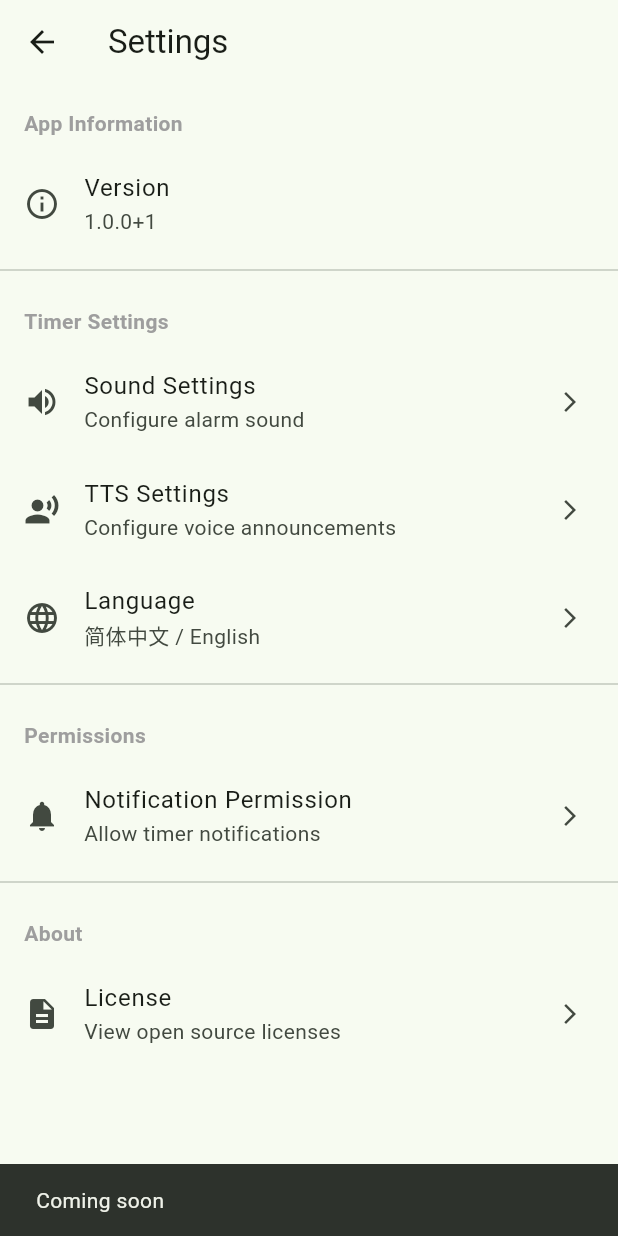
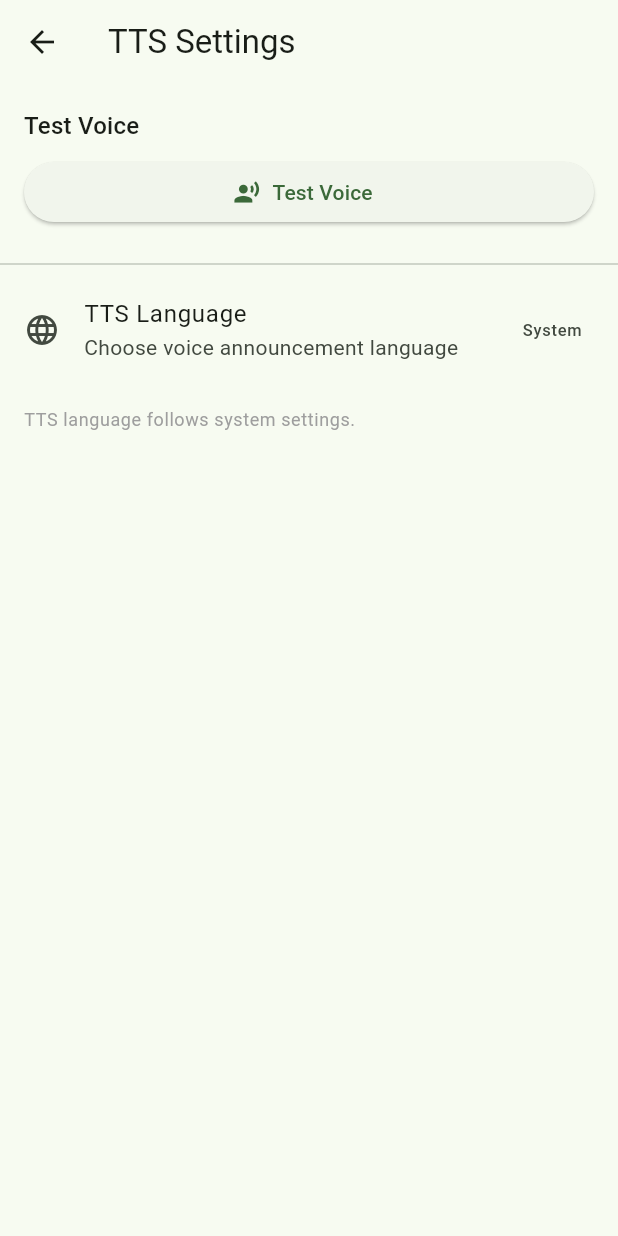
Before and after one commit to calcitem/GridTimer, a Flutter app: the SettingsPage screen opened directly, after a tap on "TTS Settings", on a phone screen of 412 x 824 dp. Run offline on Flutter 3.47's test engine with Material 3 defaults, Android fonts, the phone set to English and light mode, and no system bars; our stand-ins replace audioplayers, flutter_local_notifications, flutter_riverpod, flutter_tts, freezed_annotation, hive_ce and 3 more; missing offline and left inert: app_settings; accounts and stored records are empty; generated files the repository leaves out were written again.

Commit message:
feat(settings): add app settings management and localization support
Implemented an app settings provider using StateNotifier to manage user preferences such as flash animation, vibration, and TTS settings. Enhanced the settings page with localized strings for new features, allowing users to toggle settings and navigate to sound and TTS configuration pages. Updated localization files for English and Chinese to include new settings descriptions.

```diff
--- a/lib/app/providers.dart
+++ b/lib/app/providers.dart
@@ -1,4 +1,5 @@
 import 'package:flutter_riverpod/flutter_riverpod.dart';
+import '../core/domain/entities/app_settings.dart';
 import '../core/domain/services/i_clock.dart';
 import '../core/domain/services/i_timer_service.dart';
 import '../core/domain/services/i_notification_service.dart';
@@ -61,3 +62,65 @@ final gridStateProvider = StreamProvider((ref) {
   final service = ref.watch(timerServiceProvider);
   return service.watchGridState();
 });
+
+/// App settings provider.
+final appSettingsProvider = StateNotifierProvider<AppSettingsNotifier, AsyncValue<AppSettings>>((ref) {
+  return AppSettingsNotifier(storage: ref.watch(storageProvider));
+});
+
+/// Notifier for managing app settings state.
+class AppSettingsNotifier extends StateNotifier<AsyncValue<AppSettings>> {
+  final StorageRepository storage;
+  static const String _defaultModeId = 'default';
+
+  AppSettingsNotifier({required this.storage}) : super(const AsyncValue.loading()) {
+    // Delay loading to ensure storage is initialized by timer service
+    Future.microtask(_loadSettings);
+  }
+
+  /// Load settings from storage.
+  Future<void> _loadSettings() async {
+    try {
+      final settings = await storage.getSettings();
+      state = AsyncValue.data(
+        settings ?? const AppSettings(activeModeId: _defaultModeId),
+      );
+    } catch (e, st) {
+      state = AsyncValue.error(e, st);
+    }
+  }
+
+  /// Update settings and save to storage.
+  Future<void> updateSettings(AppSettings Function(AppSettings) updater) async {
+    final current = state.value;
+    if (current == null) return;
+
+    try {
+      final updated = updater(current);
+      state = AsyncValue.data(updated);
+      await storage.saveSettings(updated);
+    } catch (e, st) {
+      state = AsyncValue.error(e, st);
+    }
+  }
+
+  /// Toggle flash animation.
+  Future<void> toggleFlash(bool enabled) async {
+    await updateSettings((s) => s.copyWith(flashEnabled: enabled));
+  }
+
+  /// Toggle global TTS.
+  Future<void> toggleTts(bool enabled) async {
+    await updateSettings((s) => s.copyWith(ttsGlobalEnabled: enabled));
+  }
+
+  /// Toggle keep screen on.
+  Future<void> toggleKeepScreenOn(bool enabled) async {
+    await updateSettings((s) => s.copyWith(keepScreenOnWhileRunning: enabled));
+  }
+
+  /// Toggle vibration.
+  Future<void> toggleVibration(bool enabled) async {
+    await updateSettings((s) => s.copyWith(vibrationEnabled: enabled));
+  }
+}
--- a/lib/l10n/app_en.arb
+++ b/lib/l10n/app_en.arb
@@ -262,5 +262,85 @@
   "confirmStart": "Other timers are running. Continue to start this timer?",
   "@confirmStart": {
     "description": "Confirmation message when starting timer with others running"
+  },
+
+  "flashAnimation": "Flash Animation",
+  "@flashAnimation": {
+    "description": "Flash animation setting"
+  },
+
+  "flashAnimationDesc": "Red flash when timer rings",
+  "@flashAnimationDesc": {
+    "description": "Description for flash animation"
+  },
+
+  "vibration": "Vibration",
+  "@vibration": {
+    "description": "Vibration setting"
+  },
+
+  "vibrationDesc": "Vibrate when timer rings",
+  "@vibrationDesc": {
+    "description": "Description for vibration"
+  },
+
+  "keepScreenOn": "Keep Screen On",
+  "@keepScreenOn": {
+    "description": "Keep screen on setting"
+  },
+
+  "keepScreenOnDesc": "Prevent screen from sleeping while timer runs",
+  "@keepScreenOnDesc": {
+    "description": "Description for keep screen on"
+  },
+
+  "ttsEnabled": "Voice Announcements",
+  "@ttsEnabled": {
+    "description": "TTS enabled setting"
+  },
+
+  "ttsEnabledDesc": "Announce timer completion with voice",
+  "@ttsEnabledDesc": {
+    "description": "Description for TTS enabled"
+  },
+
+  "alarmSound": "Alarm Sound",
+  "@alarmSound": {
+    "description": "Alarm sound setting"
+  },
+
+  "alarmSoundDesc": "Choose sound for timer alerts",
+  "@alarmSoundDesc": {
+    "description": "Description for alarm sound"
+  },
+
+  "volume": "Volume",
+  "@volume": {
+    "description": "Volume setting"
+  },
+
+  "volumeDesc": "Adjust alarm volume",
+  "@volumeDesc": {
+    "description": "Description for volume"
+  },
+
+  "ttsLanguage": "TTS Language",
+  "@ttsLanguage": {
+    "description": "TTS language setting"
+  },
+
+  "ttsLanguageDesc": "Choose voice announcement language",
+  "@ttsLanguageDesc": {
+    "description": "Description for TTS language"
+  },
+
+  "testSound": "Test Sound",
+  "@testSound": {
+    "description": "Test sound button"
+  },
+
+  "testTts": "Test Voice",
+  "@testTts": {
+    "description": "Test TTS button"
   }
 }
--- a/lib/l10n/app_localizations.dart
+++ b/lib/l10n/app_localizations.dart
@@ -391,6 +391,102 @@ abstract class AppLocalizations {
   /// In en, this message translates to:
   /// **'Other timers are running. Continue to start this timer?'**
   String get confirmStart;
+
+  /// Flash animation setting
+  ///
+  /// In en, this message translates to:
+  /// **'Flash Animation'**
+  String get flashAnimation;
+
+  /// Description for flash animation
+  ///
+  /// In en, this message translates to:
+  /// **'Red flash when timer rings'**
+  String get flashAnimationDesc;
+
+  /// Vibration setting
+  ///
+  /// In en, this message translates to:
+  /// **'Vibration'**
+  String get vibration;
+
+  /// Description for vibration
+  ///
+  /// In en, this message translates to:
+  /// **'Vibrate when timer rings'**
+  String get vibrationDesc;
+
+  /// Keep screen on setting
+  ///
+  /// In en, this message translates to:
+  /// **'Keep Screen On'**
+  String get keepScreenOn;
+
+  /// Description for keep screen on
+  ///
+  /// In en, this message translates to:
+  /// **'Prevent screen from sleeping while timer runs'**
+  String get keepScreenOnDesc;
+
+  /// TTS enabled setting
+  ///
+  /// In en, this message translates to:
+  /// **'Voice Announcements'**
+  String get ttsEnabled;
+
+  /// Description for TTS enabled
+  ///
+  /// In en, this message translates to:
+  /// **'Announce timer completion with voice'**
+  String get ttsEnabledDesc;
+
+  /// Alarm sound setting
+  ///
+  /// In en, this message translates to:
+  /// **'Alarm Sound'**
+  String get alarmSound;
+
+  /// Description for alarm sound
+  ///
+  /// In en, this message translates to:
+  /// **'Choose sound for timer alerts'**
+  String get alarmSoundDesc;
+
+  /// Volume setting
+  ///
+  /// In en, this message translates to:
+  /// **'Volume'**
+  String get volume;
+
+  /// Description for volume
+  ///
+  /// In en, this message translates to:
+  /// **'Adjust alarm volume'**
+  String get volumeDesc;
+
+  /// TTS language setting
+  ///
+  /// In en, this message translates to:
+  /// **'TTS Language'**
+  String get ttsLanguage;
+
+  /// Description for TTS language
+  ///
+  /// In en, this message translates to:
+  /// **'Choose voice announcement language'**
+  String get ttsLanguageDesc;
+
+  /// Test sound button
+  ///
+  /// In en, this message translates to:
+  /// **'Test Sound'**
+  String get testSound;
+
+  /// Test TTS button
+  ///
+  /// In en, this message translates to:
+  /// **'Test Voice'**
+  String get testTts;
 }
 
 class _AppLocalizationsDelegate
--- a/lib/presentation/pages/settings_page.dart
+++ b/lib/presentation/pages/settings_page.dart
@@ -1,7 +1,10 @@
 import 'package:flutter/material.dart';
 import 'package:flutter_riverpod/flutter_riverpod.dart';
 import '../../app/locale_provider.dart';
+import '../../app/providers.dart';
 import '../../l10n/app_localizations.dart';
+import 'sound_settings_page.dart';
+import 'tts_settings_page.dart';
 
 /// Settings page for configuring app preferences and timer settings.
 class SettingsPage extends ConsumerWidget {
@@ -11,12 +14,14 @@ class SettingsPage extends ConsumerWidget {
   Widget build(BuildContext context, WidgetRef ref) {
     final l10n = AppLocalizations.of(context)!;
     final currentLocale = ref.watch(localeProvider);
+    final settingsAsync = ref.watch(appSettingsProvider);
 
     return Scaffold(
       appBar: AppBar(
         title: Text(l10n.settings),
       ),
-      body: ListView(
+      body: settingsAsync.when(
+        data: (settings) => ListView(
           children: [
             // App Information Section
             _buildSectionHeader(l10n.appInformation),
@@ -29,30 +34,84 @@ class SettingsPage extends ConsumerWidget {
 
             // Timer Settings Section
             _buildSectionHeader(l10n.timerSettings),
+
+            // Flash Animation
+            SwitchListTile(
+              secondary: const Icon(Icons.flash_on),
+              title: Text(l10n.flashAnimation),
+              subtitle: Text(l10n.flashAnimationDesc),
+              value: settings.flashEnabled,
+              onChanged: (value) {
+                ref.read(appSettingsProvider.notifier).toggleFlash(value);
+              },
+            ),
+
+            // Vibration
+            SwitchListTile(
+              secondary: const Icon(Icons.vibration),
+              title: Text(l10n.vibration),
+              subtitle: Text(l10n.vibrationDesc),
+              value: settings.vibrationEnabled,
+              onChanged: (value) {
+                ref.read(appSettingsProvider.notifier).toggleVibration(value);
+              },
+            ),
+
+            // Keep Screen On
+            SwitchListTile(
+              secondary: const Icon(Icons.screen_lock_portrait),
+              title: Text(l10n.keepScreenOn),
+              subtitle: Text(l10n.keepScreenOnDesc),
+              value: settings.keepScreenOnWhileRunning,
+              onChanged: (value) {
+                ref.read(appSettingsProvider.notifier).toggleKeepScreenOn(value);
+              },
+            ),
+
+            // TTS Global Enable
+            SwitchListTile(
+              secondary: const Icon(Icons.record_voice_over),
+              title: Text(l10n.ttsEnabled),
+              subtitle: Text(l10n.ttsEnabledDesc),
+              value: settings.ttsGlobalEnabled,
+              onChanged: (value) {
+                ref.read(appSettingsProvider.notifier).toggleTts(value);
+              },
+            ),
+
+            const Divider(),
+
+            // Sound Settings
             ListTile(
               leading: const Icon(Icons.volume_up),
               title: Text(l10n.soundSettings),
               subtitle: Text(l10n.soundSettingsDesc),
               trailing: const Icon(Icons.arrow_forward_ios, size: 16),
               onTap: () {
-              // TODO: Navigate to sound settings
-              ScaffoldMessenger.of(context).showSnackBar(
-                SnackBar(content: Text(l10n.comingSoon)),
+                Navigator.of(context).push(
+                  MaterialPageRoute(
+                    builder: (_) => const SoundSettingsPage(),
+                  ),
                 );
               },
             ),
+
+            // TTS Settings
             ListTile(
-            leading: const Icon(Icons.record_voice_over),
+              leading: const Icon(Icons.settings_voice),
               title: Text(l10n.ttsSettings),
               subtitle: Text(l10n.ttsSettingsDesc),
               trailing: const Icon(Icons.arrow_forward_ios, size: 16),
               onTap: () {
-              // TODO: Navigate to TTS settings
-              ScaffoldMessenger.of(context).showSnackBar(
-                SnackBar(content: Text(l10n.comingSoon)),
+                Navigator.of(context).push(
+                  MaterialPageRoute(
+                    builder: (_) => const TtsSettingsPage(),
+                  ),
                 );
               },
             ),
+
+            // Language
             ListTile(
               leading: const Icon(Icons.language),
               title: Text(l10n.languageSettings),
@@ -69,11 +128,9 @@ class SettingsPage extends ConsumerWidget {
               title: Text(l10n.notificationPermission),
               subtitle: Text(l10n.notificationPermissionDesc),
               trailing: const Icon(Icons.arrow_forward_ios, size: 16),
-            onTap: () {
-              // TODO: Check/request notification permission
-              ScaffoldMessenger.of(context).showSnackBar(
-                SnackBar(content: Text(l10n.comingSoon)),
-              );
+              onTap: () async {
+                final permissionService = ref.read(permissionServiceProvider);
+                await permissionService.openAppSettings();
               },
             ),
             const Divider(),
@@ -94,6 +151,11 @@ class SettingsPage extends ConsumerWidget {
               },
             ),
           ],
+        ),
+        loading: () => const Center(child: CircularProgressIndicator()),
+        error: (err, stack) => Center(
+          child: Text(l10n.errorText(err.toString())),
+        ),
       ),
     );
   }
--- /dev/null
+++ b/lib/presentation/pages/tts_settings_page.dart
@@ -0,0 +1,88 @@
+import 'package:flutter/material.dart';
+import 'package:flutter_riverpod/flutter_riverpod.dart';
+import '../../app/locale_provider.dart';
+import '../../app/providers.dart';
+import '../../l10n/app_localizations.dart';
+
+/// TTS settings page for configuring voice announcements.
+class TtsSettingsPage extends ConsumerWidget {
+  const TtsSettingsPage({super.key});
+
+  @override
+  Widget build(BuildContext context, WidgetRef ref) {
+    final l10n = AppLocalizations.of(context)!;
+    final ttsService = ref.read(ttsServiceProvider);
+    final currentLocale = ref.read(localeProvider);
+
+    return Scaffold(
+      appBar: AppBar(
+        title: Text(l10n.ttsSettings),
+      ),
+      body: ListView(
+        children: [
+          // Test TTS Section
+          Padding(
+            padding: const EdgeInsets.all(16.0),
+            child: Column(
+              crossAxisAlignment: CrossAxisAlignment.stretch,
+              children: [
+                Text(
+                  l10n.testTts,
+                  style: Theme.of(context).textTheme.titleMedium,
+                ),
+                const SizedBox(height: 8),
+                ElevatedButton.icon(
+                  onPressed: () async {
+                    try {
+                      // Get locale tag for TTS
+                      final localeTag = currentLocale?.toLanguageTag() ??
+                                       Localizations.localeOf(context).toLanguageTag();
+
+                      // Test TTS with sample message
+                      final testMessage = l10n.timeUpTts('Timer 1');
+
+                      await ttsService.speak(
+                        text: testMessage,
+                        localeTag: localeTag,
+                      );
+                    } catch (e) {
+                      if (context.mounted) {
+                        ScaffoldMessenger.of(context).showSnackBar(
+                          SnackBar(
+                            content: Text(l10n.errorText(e.toString())),
+                          ),
+                        );
+                      }
+                    }
+                  },
+                  icon: const Icon(Icons.record_voice_over),
+                  label: Text(l10n.testTts),
+                ),
+              ],
+            ),
+          ),
+          const Divider(),
+
+          // Language Information
+          ListTile(
+            leading: const Icon(Icons.language),
+            title: Text(l10n.ttsLanguage),
+            subtitle: Text(l10n.ttsLanguageDesc),
+            trailing: const Text('System'),
+          ),
+
+          // Note
+          Padding(
+            padding: const EdgeInsets.all(16.0),
+            child: Text(
+              'TTS language follows system settings.',
+              style: Theme.of(context).textTheme.bodySmall?.copyWith(
+                    color: Colors.grey,
+                  ),
+            ),
+          ),
+        ],
+      ),
+    );
+  }
+}
```
Also changed, not shown: lib/l10n/app_localizations_en.dart (+49 -0 lines), lib/l10n/app_localizations_zh.dart (+48 -0 lines), lib/l10n/app_zh.arb (+18 -1 lines), lib/presentation/pages/sound_settings_page.dart (added, +77 -0 lines), 13 other files. Lines whose indentation alone changed are shown as unchanged.
